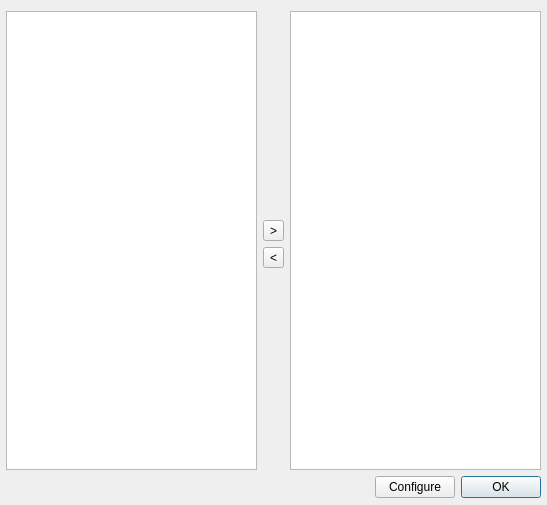
The window that qmmp/src/plugins/Effect/ladspa/ladspasettingsdialog.ui (prinsbert/qmmp-dev) describes before a commit, drawn with Qt 5.
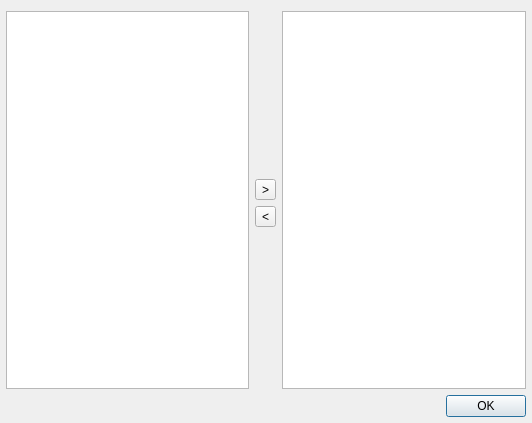
The same window after the commit.

Commit message: bs2b, ladspa: using QDialogButtonBox

The edit to the form file:
```diff
--- a/qmmp/src/plugins/Effect/ladspa/ladspasettingsdialog.ui
+++ b/qmmp/src/plugins/Effect/ladspa/ladspasettingsdialog.ui
@@ -6,8 +6,8 @@
    <rect>
     <x>0</x>
     <y>0</y>
-    <width>547</width>
-    <height>505</height>
+    <width>532</width>
+    <height>423</height>
    </rect>
   </property>
   <property name="windowTitle">
@@ -74,31 +74,9 @@
     </spacer>
    </item>
    <item row="4" column="0" colspan="3">
-    <layout class="QHBoxLayout" name="horizontalLayout">
-     <item>
-      <spacer name="horizontalSpacer">
-       <property name="orientation">
-        <enum>Qt::Horizontal</enum>
-       </property>
-       <property name="sizeHint" stdset="0">
-        <size>
-         <width>343</width>
-         <height>23</height>
-        </size>
-       </property>
-      </spacer>
-     </item>
-     <item>
-      <widget class="QPushButton" name="configureButton">
-       <property name="text">
-        <string>Configure</string>
-       </property>
-      </widget>
-     </item>
-     <item>
       <widget class="QDialogButtonBox" name="buttonBox">
        <property name="sizePolicy">
-        <sizepolicy hsizetype="Maximum" vsizetype="Fixed">
+      <sizepolicy hsizetype="Expanding" vsizetype="Fixed">
          <horstretch>0</horstretch>
          <verstretch>0</verstretch>
         </sizepolicy>
@@ -107,8 +85,6 @@
         <set>QDialogButtonBox::Ok</set>
        </property>
       </widget>
-     </item>
-    </layout>
    </item>
   </layout>
  </widget>
```
Lines whose indentation alone changed are shown as unchanged. The commit also changes 5 other files.
